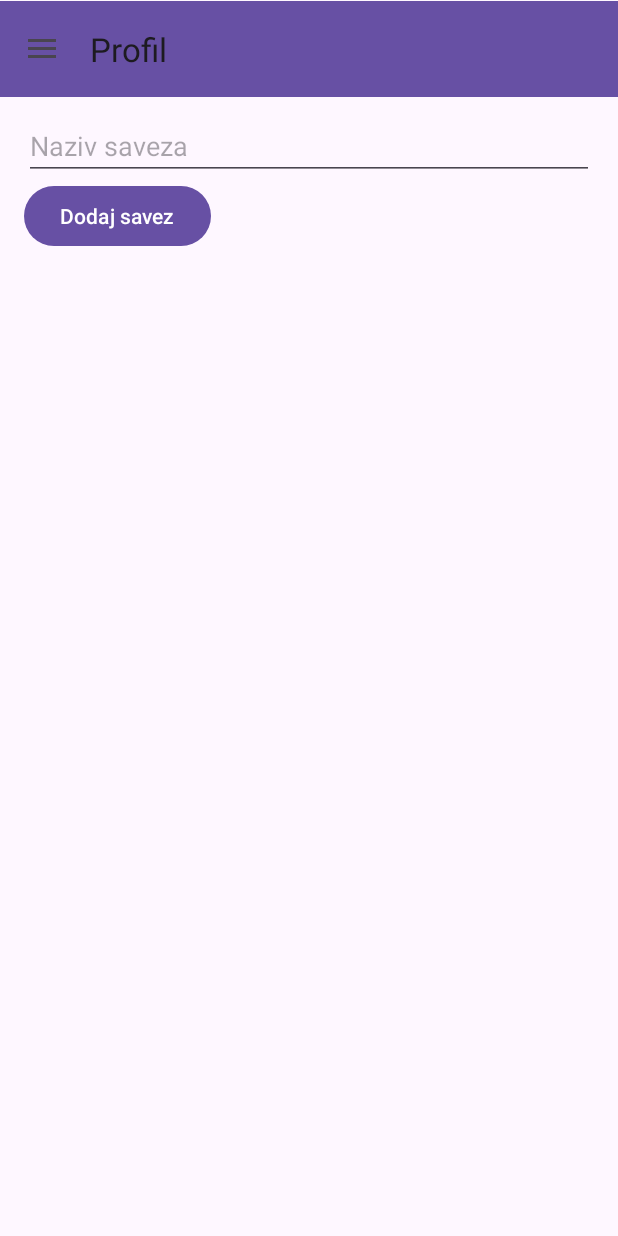
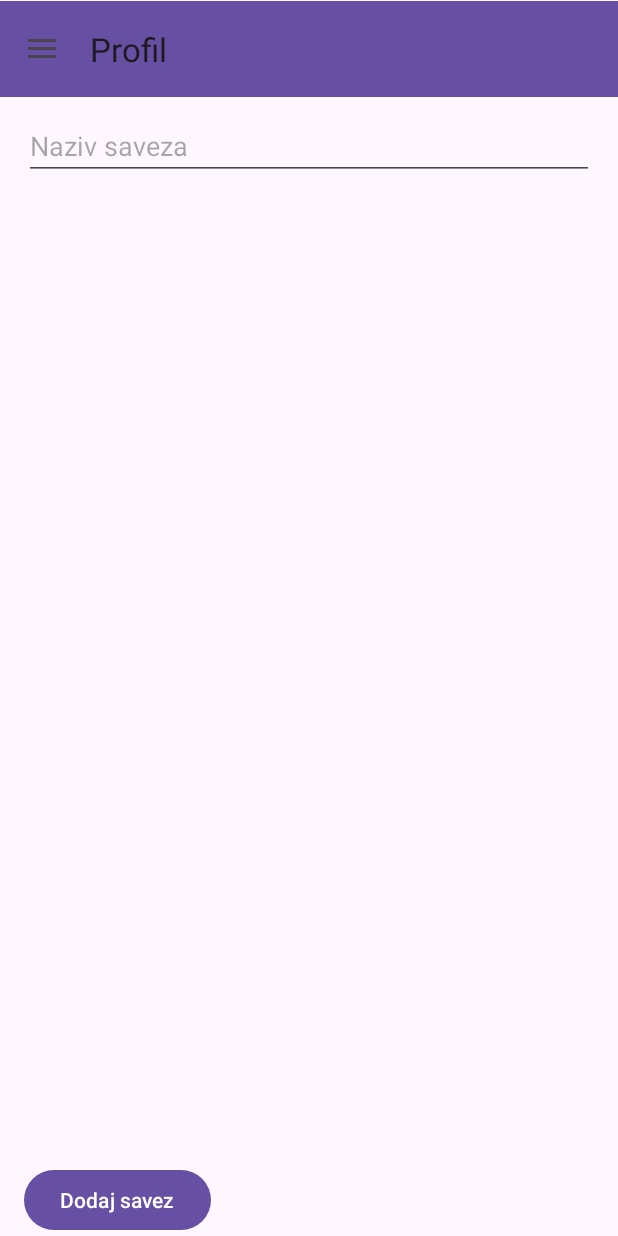
Before and after one commit to MilosNesh/e2-ma-tim19-2025, an Android app: the AddAllianceFragment screen opened through its navigation route, on a phone screen of 412 x 824 dp. Run offline under Robolectric (Android 15) with nearby library versions, the phone set to English and light mode, and no system bars; our stand-ins replace Firebase (no records; nobody signed in at launch, a user with empty details on screens opened directly), navigation-ui; 1 statement that could not run was skipped.

Commit message:
feat: show equipments

```diff
--- a/HabitGame/app/src/main/java/com/example/habitgame/MainActivity.java
+++ b/HabitGame/app/src/main/java/com/example/habitgame/MainActivity.java
@@ -225,6 +225,12 @@ public class MainActivity extends AppCompatActivity {
                 drawer.closeDrawers();
                 return true;
             }
+            else if (id == R.id.equipmentFragment) {
+                navController.navigate(R.id.equipmentFragment);
+                actionBar.setTitle(R.string.equipment);
+                drawer.closeDrawers();
+                return true;
+            }
 
             boolean handled = NavigationUI.onNavDestinationSelected(item, navController);
             if (handled) {
--- a/HabitGame/app/src/main/java/com/example/habitgame/fragments/ProfileFragment.java
+++ b/HabitGame/app/src/main/java/com/example/habitgame/fragments/ProfileFragment.java
@@ -127,6 +127,7 @@ public class ProfileFragment extends Fragment {
             @Override
             public void onResult(Account account) {
                 showedAccount = account;
+                account.newTitle();
                 avatar.setImageResource(account.getAvatar());
                 username.setText(account.getUsername());
                 levelAndTitle.setText("Lvl " + account.getLevel() + " ~ " + account.getTitle());
--- a/HabitGame/app/src/main/java/com/example/habitgame/model/Account.java
+++ b/HabitGame/app/src/main/java/com/example/habitgame/model/Account.java
@@ -28,12 +28,12 @@ public class Account {
         this.email = email;
         this.password = password;
         this.avatar = avatar;
-        this.level = 1;
+        this.level = 0;
         this.powerPoints = 0;
         this.experiencePoints = 0;
         this.coins = 0;
         this.badgeNumbers = 0;
-        this.title = "Baby Knight";
+        this.title = "Pocetnik";
         this.equipments = new ArrayList<>();
         this.friends = new ArrayList<>();
         this.allianceId = "";
--- a/HabitGame/app/src/main/java/com/example/habitgame/services/AccountService.java
+++ b/HabitGame/app/src/main/java/com/example/habitgame/services/AccountService.java
@@ -255,4 +255,8 @@ public class AccountService {
             }
         });
     }
+
+    public void update(Account account) {
+        AccountRepository.update(account);
+    }
 }
--- a/HabitGame/app/src/main/res/layout/fragment_add_alliance.xml
+++ b/HabitGame/app/src/main/res/layout/fragment_add_alliance.xml
@@ -1,5 +1,5 @@
 <?xml version="1.0" encoding="utf-8"?>
-<LinearLayout xmlns:android="http://schemas.android.com/apk/res/android"
+<RelativeLayout xmlns:android="http://schemas.android.com/apk/res/android"
     xmlns:tools="http://schemas.android.com/tools"
     android:layout_width="match_parent"
     android:layout_height="match_parent"
@@ -19,11 +19,14 @@
     <ListView
         android:id="@+id/friends_list"
         android:layout_width="wrap_content"
-        android:layout_height="wrap_content"/>
+        android:layout_height="wrap_content"
+        android:layout_below="@+id/alliance_name"
+        android:layout_above="@+id/add_aliance"/>
 
     <Button
         android:id="@+id/add_aliance"
         android:layout_width="wrap_content"
         android:layout_height="wrap_content"
+        android:layout_alignParentBottom="true"
         android:text="@string/add_alliance"/>
-</LinearLayout>
+</RelativeLayout>
--- a/HabitGame/app/src/main/res/menu/nav_menu.xml
+++ b/HabitGame/app/src/main/res/menu/nav_menu.xml
@@ -40,6 +40,12 @@
             android:icon="@drawable/ic_progress"
             android:orderInCategory="100"/>
 
+        <item
+            android:id="@+id/equipmentFragment"
+            android:title="@string/equipment"
+            android:icon="@drawable/shield"
+            android:orderInCategory="100"/>
+
         <item android:id="@+id/shopFragment"
             android:title="@string/shop"
             android:icon="@drawable/ic_shopping_cart"
--- a/HabitGame/app/src/main/res/navigation/nav_graph.xml
+++ b/HabitGame/app/src/main/res/navigation/nav_graph.xml
@@ -48,4 +48,8 @@
         android:id="@+id/progressFragment"
         android:name="com.example.habitgame.fragments.ProgressFragment"
         android:label="@string/progress"/>
+    <fragment
+        android:id="@+id/equipmentFragment"
+        android:name="com.example.habitgame.fragments.EquipmentFragment"
+        android:label="@string/equipment"/>
 </navigation>
--- a/HabitGame/app/src/main/res/values/strings.xml
+++ b/HabitGame/app/src/main/res/values/strings.xml
@@ -82,5 +82,6 @@
         <item>6</item>
         <item>7</item>
     </string-array>
+    <string name="active">Aktiviraj</string>
 
 </resources>
```
Also changed, not shown: HabitGame/app/src/main/java/com/example/habitgame/adapters/EquipmentAdapter.java (+7 -3 lines), HabitGame/app/src/main/java/com/example/habitgame/fragments/EquipmentFragment.java (added, +100 -0 lines), HabitGame/app/src/main/java/com/example/habitgame/fragments/ShopFragment.java (+6 -2 lines), HabitGame/app/src/main/res/layout/fragment_equipment.xml (added, +45 -0 lines).
